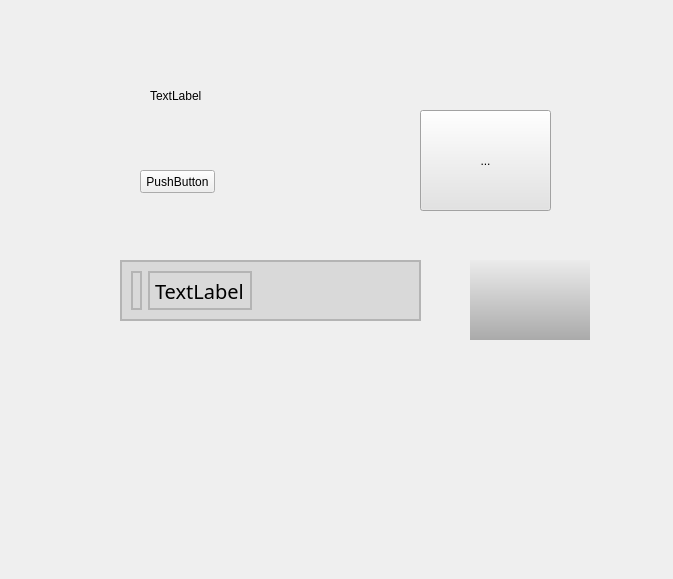
Above: UIModule/mainwindow.ui from zhangjianscc/ZMClient before the change. Below: the same form after it.
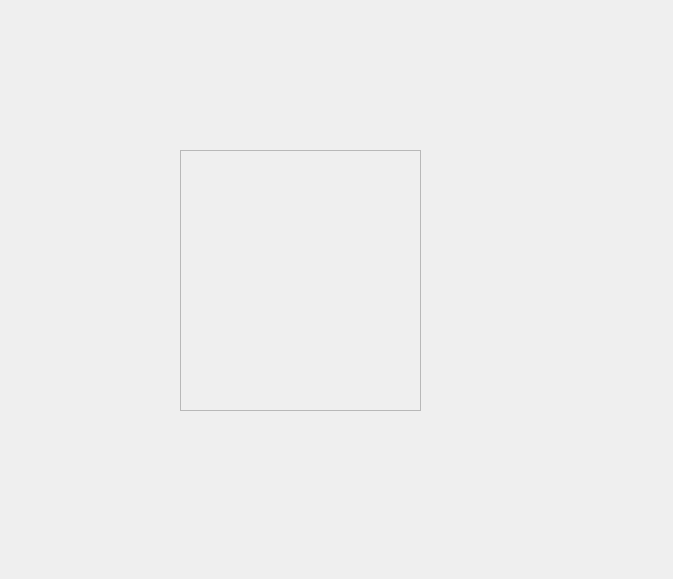
That is the form after the change. Icons and pictures are not drawn.

What changed in the file:
```diff
--- a/UIModule/mainwindow.ui
+++ b/UIModule/mainwindow.ui
@@ -13,136 +13,33 @@
   <property name="windowTitle">
    <string>MainWindow</string>
   </property>
-  <widget class="QWidget" name="widget" native="true">
+  <widget class="QScrollArea" name="scrollArea">
    <property name="geometry">
     <rect>
-     <x>270</x>
-     <y>200</y>
-     <width>120</width>
-     <height>80</height>
+     <x>180</x>
+     <y>150</y>
+     <width>241</width>
+     <height>261</height>
     </rect>
    </property>
-  </widget>
-  <widget class="QLabel" name="label">
-   <property name="geometry">
-    <rect>
-     <x>150</x>
-     <y>90</y>
-     <width>54</width>
-     <height>12</height>
-    </rect>
-   </property>
-   <property name="text">
-    <string>TextLabel</string>
-   </property>
-  </widget>
-  <widget class="QWidget" name="widget_2" native="true">
-   <property name="geometry">
-    <rect>
-     <x>120</x>
-     <y>260</y>
-     <width>301</width>
-     <height>61</height>
-    </rect>
-   </property>
-   <property name="styleSheet">
-    <string notr="true">border: 2px solid rgb(180,180,180);
-background-color:rgb(217,217,217)</string>
-   </property>
-   <layout class="QHBoxLayout" name="horizontalLayout_2">
-    <item>
-     <layout class="QHBoxLayout" name="horizontalLayout">
-      <item>
-       <widget class="QLabel" name="label_2">
-        <property name="text">
-         <string/>
-        </property>
-        <property name="pixmap">
-         <pixmap resource="../images.qrc">:/images/左侧图标01.png</pixmap>
-        </property>
-       </widget>
-      </item>
-      <item>
-       <widget class="QLabel" name="label_3">
-        <property name="font">
-         <font>
-          <family>Arial Black</family>
-          <pointsize>15</pointsize>
-         </font>
-        </property>
-        <property name="styleSheet">
-         <string notr="true">background-color:rgb(217,217,217)</string>
-        </property>
-        <property name="text">
-         <string>TextLabel</string>
-        </property>
-       </widget>
-      </item>
-      <item>
-       <spacer name="horizontalSpacer">
-        <property name="orientation">
-         <enum>Qt::Horizontal</enum>
-        </property>
-        <property name="sizeHint" stdset="0">
-         <size>
-          <width>40</width>
-          <height>20</height>
-         </size>
-        </property>
-       </spacer>
-      </item>
-     </layout>
-    </item>
-   </layout>
-  </widget>
-  <widget class="QToolButton" name="toolButton">
-   <property name="geometry">
-    <rect>
-     <x>420</x>
-     <y>110</y>
-     <width>131</width>
-     <height>101</height>
-    </rect>
-   </property>
-   <property name="styleSheet">
-    <string notr="true">qproperty-icon: url(:/images/左侧图标01.png);
-background-color: rgb(227, 227, 227);</string>
-   </property>
-   <property name="text">
-    <string>...</string>
-   </property>
-   <property name="checkable">
+   <property name="widgetResizable">
     <bool>true</bool>
    </property>
-  </widget>
-  <widget class="QPushButton" name="pushButton">
-   <property name="geometry">
-    <rect>
-     <x>140</x>
-     <y>170</y>
-     <width>75</width>
-     <height>23</height>
-    </rect>
-   </property>
-   <property name="styleSheet">
-    <string notr="true">fase:ei</string>
-   </property>
-   <property name="text">
-    <string>PushButton</string>
-   </property>
-  </widget>
-  <widget class="QWidget" name="widget_3" native="true">
-   <property name="geometry">
-    <rect>
-     <x>470</x>
-     <y>260</y>
-     <width>120</width>
-     <height>80</height>
-    </rect>
-   </property>
-   <property name="styleSheet">
-    <string notr="true">background-color: qlineargradient(spread:pad, x1:0, y1:0, x2:0, y2:1, stop:0 rgba(235, 235, 235, 255), stop:1 rgba(170, 170, 170, 255));</string>
-   </property>
+   <widget class="QWidget" name="scrollAreaWidgetContents">
+    <property name="geometry">
+     <rect>
+      <x>0</x>
+      <y>0</y>
+      <width>239</width>
+      <height>259</height>
+     </rect>
+    </property>
+    <layout class="QVBoxLayout" name="verticalLayout">
+     <item>
+      <widget class="QWidget" name="widget" native="true"/>
+     </item>
+    </layout>
+   </widget>
   </widget>
  </widget>
  <layoutdefault spacing="6" margin="11"/>
```
Left out of the diff: 4 changed lines with no effect on the pictures.
